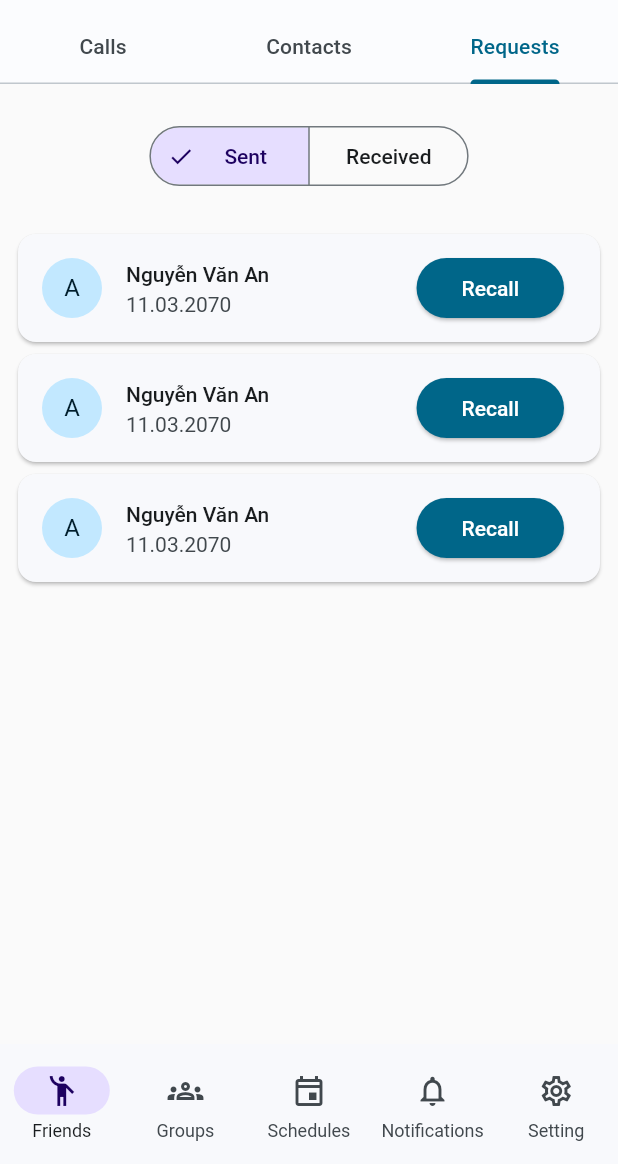
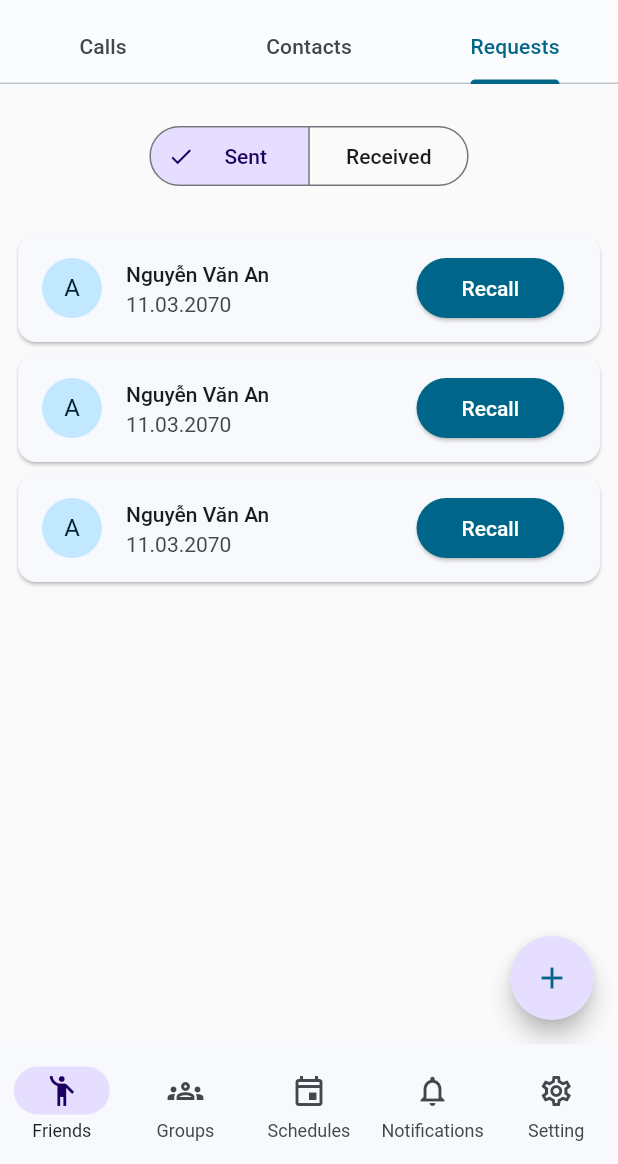
Before and after one commit to quangnhat22/cs_video_call_app, a Flutter app: the screen it shows after launch, tab 3 chosen, on a phone screen of 412 x 824 dp, the part 72-1236 px from its top. Run offline on Flutter 3.47's test engine with Material 2 defaults, Android fonts, the phone set to English and light mode, and no system bars; our stand-ins replace bloc, cached_network_image, dio, equatable, firebase_core, flutter_bloc and 3 more; accounts and stored records are empty; generated files the repository leaves out were written again.

Commit message:
add Floating Action Button for Requests tab

```diff
--- a/lib/presentation/friends/friends_dash_board/pages/friends_dash_board_page.dart
+++ b/lib/presentation/friends/friends_dash_board/pages/friends_dash_board_page.dart
@@ -1,7 +1,48 @@
 part of friends_dash_board;
 
-class FriendsDashBoardPage extends StatelessWidget {
+class FriendsDashBoardPage extends StatefulWidget {
   const FriendsDashBoardPage({Key? key}) : super(key: key);
+
+  @override
+  State<FriendsDashBoardPage> createState() => _FriendsDashBoardPageState();
+}
+
+class _FriendsDashBoardPageState extends State<FriendsDashBoardPage>
+    with SingleTickerProviderStateMixin {
+  late TabController _tabController;
+
+  @override
+  void initState() {
+    super.initState();
+    _tabController = TabController(length: 3, vsync: this, initialIndex: 0);
+    _tabController.addListener(_handleTabIndex);
+  }
+
+  @override
+  void dispose() {
+    _tabController.removeListener(_handleTabIndex);
+    _tabController.dispose();
+    super.dispose();
+  }
+
+  void _handleTabIndex() {
+    setState(() {});
+  }
+
+  Widget? _bottomButtons() {
+    if (_tabController.index == 2) {
+      return FloatingActionButton(
+        onPressed: () {},
+        backgroundColor: Theme.of(context).colorScheme.secondaryContainer,
+        shape: const StadiumBorder(),
+        child: Icon(
+          Icons.add,
+          color: Theme.of(context).colorScheme.primary,
+        ),
+      );
+    }
+    return null;
+  }
 
   @override
   Widget build(BuildContext context) {
@@ -10,7 +51,7 @@ class FriendsDashBoardPage extends StatelessWidget {
       child: Scaffold(
         appBar: MHomeAppBar(
           title: AppLocalizations.of(context)!.friends,
-            bottomWidget: TabBar(tabs: [
+          bottomWidget: TabBar(controller: _tabController, tabs: [
             Tab(
               child:
                   Text(AppLocalizations.of(context)!.friends_tab_calls_title),
@@ -25,13 +66,16 @@ class FriendsDashBoardPage extends StatelessWidget {
             )
           ]),
         ),
-          body: const TabBarView(
-            children: <Widget>[
+        body: TabBarView(
+          controller: _tabController,
+          children: const <Widget>[
             CallsTab(),
             ContactsTab(),
             RequestsTab(),
           ],
-          )),
+        ),
+        floatingActionButton: _bottomButtons(),
+      ),
     );
   }
 }
--- a/lib/presentation/friends/friends_dash_board/widgets/lists/received_request_list.dart
+++ b/lib/presentation/friends/friends_dash_board/widgets/lists/received_request_list.dart
@@ -15,8 +15,7 @@ class ReceivedRequestList extends StatelessWidget {
                 padding: EdgeInsets.only(top: 8.0),
                 child: Text('Nguyễn Văn An'),
               ),
-              subtitle: Expanded(
-                  child: Column(
+              subtitle: Column(
                 crossAxisAlignment: CrossAxisAlignment.start,
                 children: [
                   const SizedBox(
@@ -52,7 +51,7 @@ class ReceivedRequestList extends StatelessWidget {
                     ],
                   )
                 ],
-              )),
+              ),
               leading: const CircleAvatar(child: Text('A')),
             ),
           );
```
Lines whose indentation alone changed are shown as unchanged.
